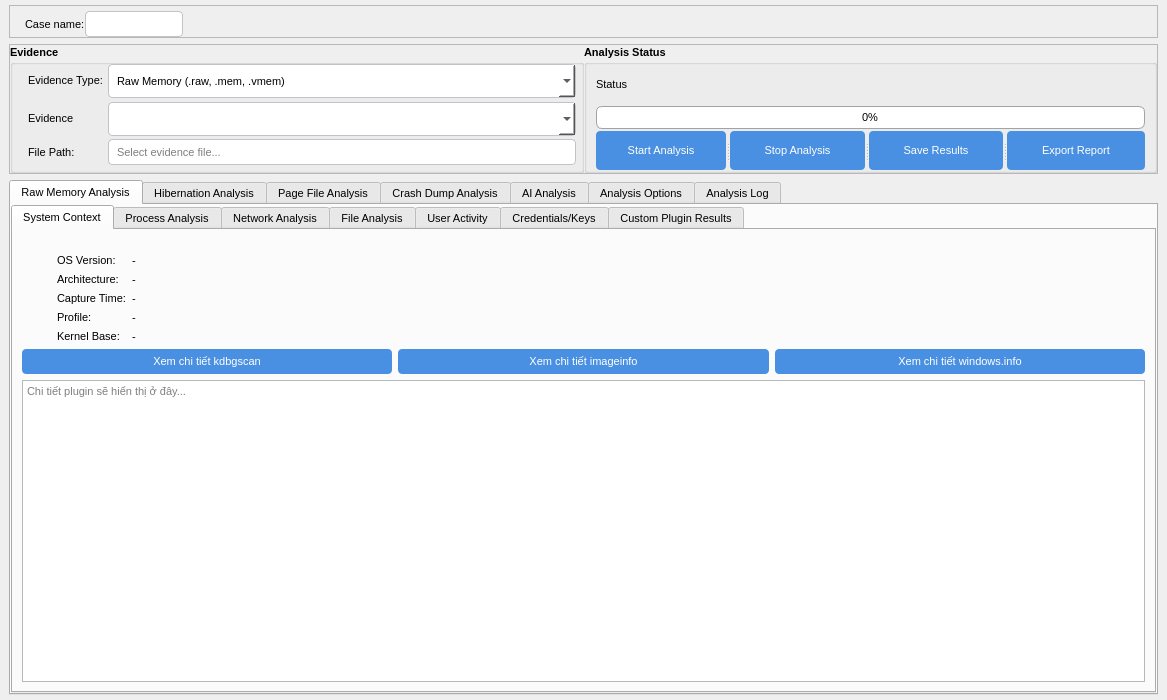
Qt form ui/pages/analysis_ui/memory_analysis.ui (Tlinhk/Windows_forensic) before a commit.
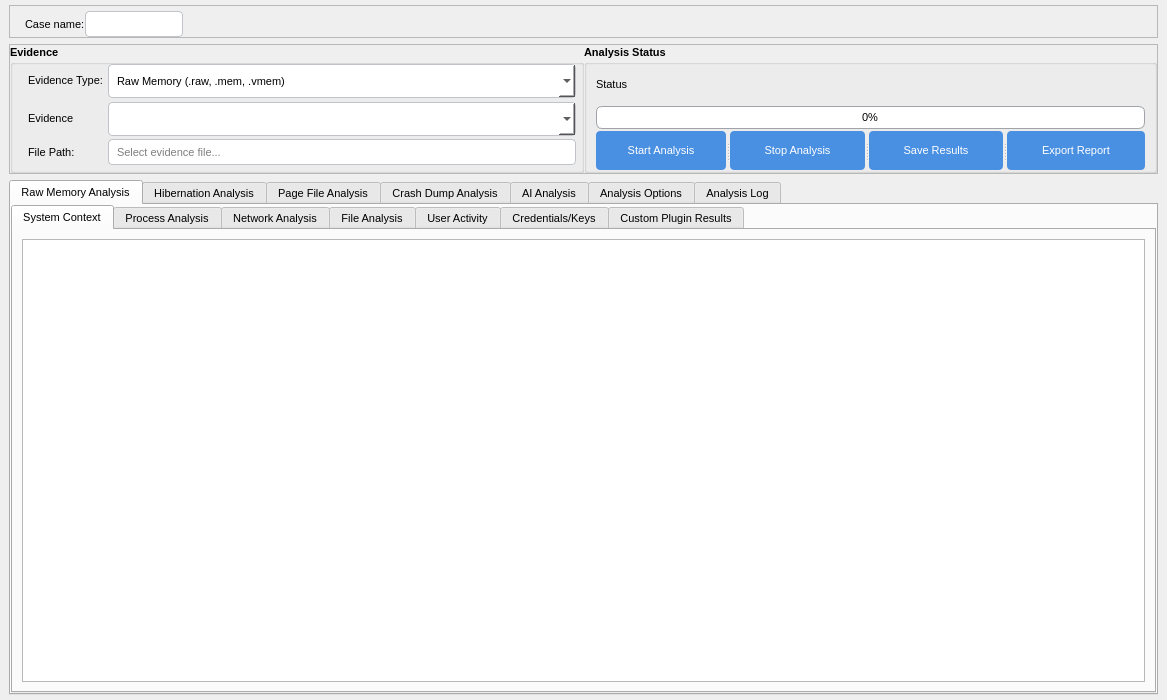
The same form after that commit. The open tabs and pages were chosen to show the change. Icons and pictures are not drawn.

Commit message: error tab dong

Patch:
```diff
--- a/ui/pages/analysis_ui/memory_analysis.ui
+++ b/ui/pages/analysis_ui/memory_analysis.ui
@@ -305,235 +305,7 @@
            </attribute>
            <layout class="QVBoxLayout" name="systemContextVBox">
             <item>
-             <layout class="QFormLayout" name="systemContextLayout">
-              <property name="leftMargin">
-               <number>35</number>
-              </property>
-              <property name="topMargin">
-               <number>15</number>
-              </property>
-              <item row="0" column="0">
-               <widget class="QLabel" name="osVersionLabel">
-                <property name="font">
-                 <font>
-                  <pointsize>8</pointsize>
-                 </font>
-                </property>
-                <property name="text">
-                 <string>OS Version:</string>
-                </property>
-               </widget>
-              </item>
-              <item row="0" column="1">
-               <widget class="QLabel" name="osVersionValue">
-                <property name="font">
-                 <font>
-                  <pointsize>8</pointsize>
-                 </font>
-                </property>
-                <property name="text">
-                 <string>-</string>
-                </property>
-               </widget>
-              </item>
-              <item row="1" column="0">
-               <widget class="QLabel" name="architectureLabel">
-                <property name="font">
-                 <font>
-                  <pointsize>8</pointsize>
-                 </font>
-                </property>
-                <property name="text">
-                 <string>Architecture:</string>
-                </property>
-               </widget>
-              </item>
-              <item row="1" column="1">
-               <widget class="QLabel" name="architectureValue">
-                <property name="font">
-                 <font>
-                  <pointsize>8</pointsize>
-                 </font>
-                </property>
-                <property name="text">
-                 <string>-</string>
-                </property>
-               </widget>
-              </item>
-              <item row="2" column="0">
-               <widget class="QLabel" name="timestampLabel">
-                <property name="font">
-                 <font>
-                  <pointsize>8</pointsize>
-                 </font>
-                </property>
-                <property name="text">
-                 <string>Capture Time:</string>
-                </property>
-               </widget>
-              </item>
-              <item row="2" column="1">
-               <widget class="QLabel" name="timestampValue">
-                <property name="font">
-                 <font>
-                  <pointsize>8</pointsize>
-                 </font>
-                </property>
-                <property name="text">
-                 <string>-</string>
-                </property>
-               </widget>
-              </item>
-              <item row="3" column="0">
-               <widget class="QLabel" name="profileLabel">
-                <property name="font">
-                 <font>
-                  <pointsize>8</pointsize>
-                 </font>
-                </property>
-                <property name="text">
-                 <string>Profile:</string>
-                </property>
-               </widget>
-              </item>
-              <item row="3" column="1">
-               <widget class="QLabel" name="profileValue">
-                <property name="font">
-                 <font>
-                  <pointsize>8</pointsize>
-                 </font>
-                </property>
-                <property name="text">
-                 <string>-</string>
-                </property>
-               </widget>
-              </item>
-              <item row="4" column="0">
-               <widget class="QLabel" name="kernelBaseLabel">
-                <property name="font">
-                 <font>
-                  <pointsize>8</pointsize>
-                 </font>
-                </property>
-                <property name="text">
-                 <string>Kernel Base:</string>
-                </property>
-               </widget>
-              </item>
-              <item row="4" column="1">
-               <widget class="QLabel" name="kernelBaseValue">
-                <property name="font">
-                 <font>
-                  <pointsize>8</pointsize>
-                 </font>
-                </property>
-                <property name="text">
-                 <string>-</string>
-                </property>
-               </widget>
-              </item>
-             </layout>
-            </item>
-            <item>
-             <layout class="QHBoxLayout" name="pluginDetailButtonLayout">
-              <item>
-               <widget class="QPushButton" name="btnKdbgscanDetail">
-                <property name="font">
-                 <font>
-                  <pointsize>8</pointsize>
-                 </font>
-                </property>
-                <property name="styleSheet">
-                 <string notr="true">/* QPushButton */
-QPushButton {
-    background-color: #4a90e2;
-    border: none;
-    border-radius: 4px;
-    padding: 6px 12px;
-    color: #fff;
-}
-QPushButton:hover {
-    background-color: #5aa0f2;
-}
-QPushButton:pressed {
-    background-color: #3a7fcc;
-}</string>
-                </property>
-                <property name="text">
-                 <string>Xem chi tiết kdbgscan</string>
-                </property>
-               </widget>
-              </item>
-              <item>
-               <widget class="QPushButton" name="btnImageinfoDetail">
-                <property name="font">
-                 <font>
-                  <pointsize>8</pointsize>
-                 </font>
-                </property>
-                <property name="styleSheet">
-                 <string notr="true">/* QPushButton */
-QPushButton {
-    background-color: #4a90e2;
-    border: none;
-    border-radius: 4px;
-    padding: 6px 12px;
-    color: #fff;
-}
-QPushButton:hover {
-    background-color: #5aa0f2;
-}
-QPushButton:pressed {
-    background-color: #3a7fcc;
-}</string>
-                </property>
-                <property name="text">
-                 <string>Xem chi tiết imageinfo</string>
-                </property>
-               </widget>
-              </item>
-              <item>
-               <widget class="QPushButton" name="btnWindowsInfoDetail">
-                <property name="font">
-                 <font>
-                  <pointsize>8</pointsize>
-                 </font>
-                </property>
-                <property name="styleSheet">
-                 <string notr="true">/* QPushButton */
-QPushButton {
-    background-color: #4a90e2;
-    border: none;
-    border-radius: 4px;
-    padding: 6px 12px;
-    color: #fff;
-}
-QPushButton:hover {
-    background-color: #5aa0f2;
-}
-QPushButton:pressed {
-    background-color: #3a7fcc;
-}</string>
-                </property>
-                <property name="text">
-                 <string>Xem chi tiết windows.info</string>
-                </property>
-               </widget>
-              </item>
-             </layout>
-            </item>
-            <item>
-             <widget class="QTextEdit" name="pluginDetailText">
-              <property name="visible">
-               <bool>false</bool>
-              </property>
-              <property name="readOnly">
-               <bool>true</bool>
-              </property>
-              <property name="placeholderText">
-               <string>Chi tiết plugin sẽ hiển thị ở đây...</string>
-              </property>
-             </widget>
+             <widget class="QTextEdit" name="infoText"/>
             </item>
            </layout>
           </widget>
```
Left out of the diff: 14 changed lines with no effect on the pictures. The commit also changes 2 other files.
